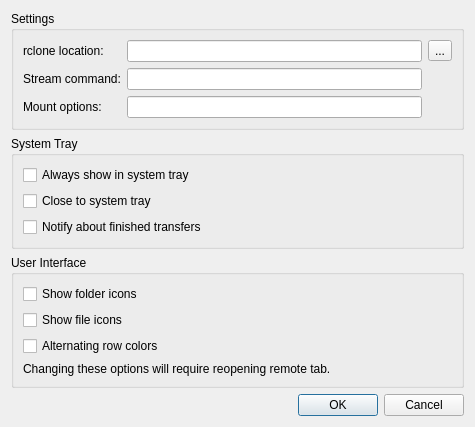
The window that src/preferences_dialog.ui (mmozeiko/RcloneBrowser) describes before a commit, drawn with Qt 5.
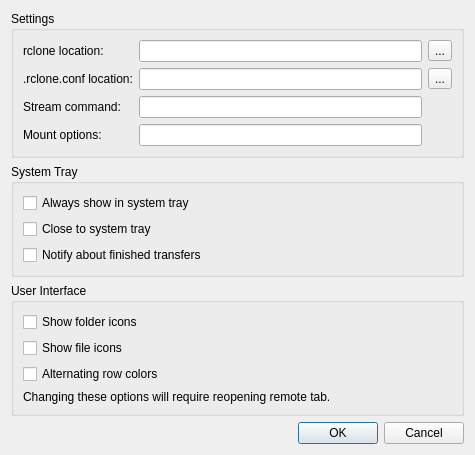
The same window after the commit.

Commit message:
allows to specify custom .rclone.conf location
closes #21

What changed in the file:
```diff
--- a/src/preferences_dialog.ui
+++ b/src/preferences_dialog.ui
@@ -7,7 +7,7 @@
     <x>0</x>
     <y>0</y>
     <width>475</width>
-    <height>381</height>
+    <height>407</height>
    </rect>
   </property>
   <property name="windowTitle">
@@ -20,6 +20,13 @@
       <string>Settings</string>
      </property>
      <layout class="QGridLayout" name="gridLayout_3">
+      <item row="0" column="2">
+       <widget class="QToolButton" name="rcloneBrowse">
+        <property name="text">
+         <string>...</string>
+        </property>
+       </widget>
+      </item>
       <item row="0" column="0">
        <widget class="QLabel" name="label_1">
         <property name="text">
@@ -30,20 +37,16 @@
         </property>
        </widget>
       </item>
-      <item row="0" column="2">
-       <widget class="QToolButton" name="rcloneBrowse">
-        <property name="text">
-         <string>...</string>
-        </property>
-       </widget>
-      </item>
-      <item row="1" column="1">
+      <item row="2" column="1">
        <widget class="QLineEdit" name="stream"/>
       </item>
+      <item row="5" column="1">
+       <widget class="QLineEdit" name="mount"/>
+      </item>
       <item row="0" column="1">
        <widget class="QLineEdit" name="rclone"/>
       </item>
-      <item row="4" column="0">
+      <item row="5" column="0">
        <widget class="QLabel" name="mountLabel">
         <property name="text">
          <string>Mount options:</string>
@@ -53,10 +56,7 @@
         </property>
        </widget>
       </item>
-      <item row="4" column="1">
-       <widget class="QLineEdit" name="mount"/>
-      </item>
-      <item row="1" column="0">
+      <item row="2" column="0">
        <widget class="QLabel" name="label_2">
         <property name="text">
          <string>Stream command:</string>
@@ -66,6 +66,23 @@
         </property>
        </widget>
       </item>
+      <item row="1" column="0">
+       <widget class="QLabel" name="label">
+        <property name="text">
+         <string>.rclone.conf location:</string>
+        </property>
+       </widget>
+      </item>
+      <item row="1" column="1">
+       <widget class="QLineEdit" name="rcloneConf"/>
+      </item>
+      <item row="1" column="2">
+       <widget class="QToolButton" name="rcloneConfBrowse">
+        <property name="text">
+         <string>...</string>
+        </property>
+       </widget>
+      </item>
      </layout>
     </widget>
    </item>
```
Left out of the diff: 2 changed lines with no effect on the pictures. The commit also changes 8 other files.
